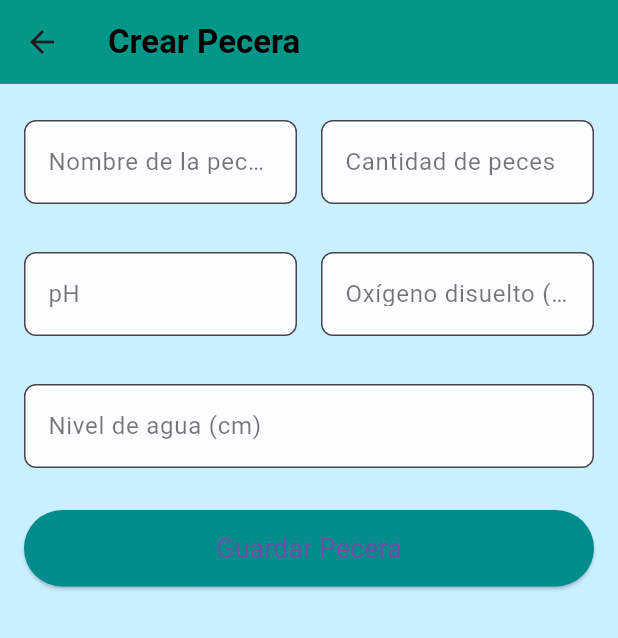
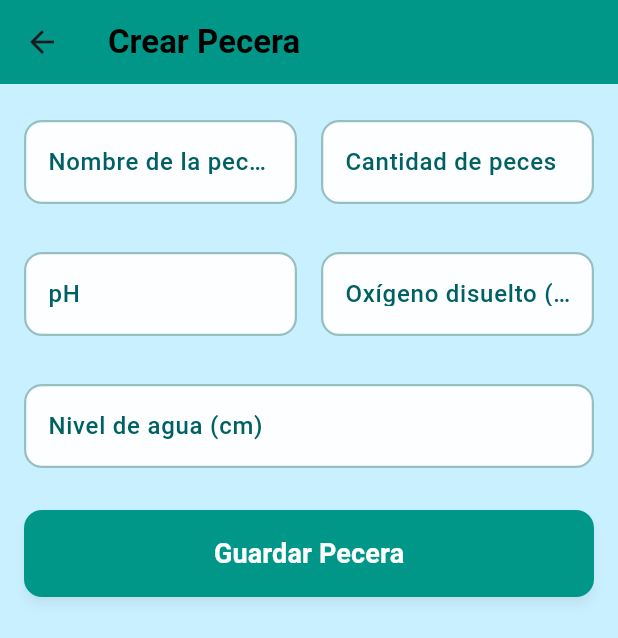
Before and after one commit to Fasaid1/pecera, a Flutter app: the CrearPeceraScreen screen opened directly, on a phone screen of 412 x 824 dp. Shown: the top 638 px of the screen. Run offline on Flutter 3.47's test engine with Material 3 defaults, Android fonts, the phone set to English and light mode, and no system bars; our stand-ins replace flutter_datetime_picker_plus, open_file; missing offline and left inert: excel; network calls fail.

Commit message:
Refactor: Mejora la UI en la creación de peceras
Se han realizado las siguientes mejoras visuales y funcionales:

- **HomeContentScreen:** Se actualiza la lista de peceras después de crear una nueva.
- **CrearPeceraScreen:**
    - Se ha añadido un diálogo de progreso con `CircularProgressIndicator` al crear una pecera, proporcionando retroalimentación visual al usuario.
    - Se ha mejorado el estilo del botón "Guardar Pecera" con colores, padding, forma y elevación actualizados para una mejor apariencia.
    - Se ha refinado el estilo de los campos de texto (`_buildTextField`) con colores de etiqueta, borde y relleno actualizados, así como el estilo del texto ingresado, para una mayor coherencia visual y legibilidad.

```diff
--- a/flutter_application_1/lib/screens/crear_pecera_screen.dart
+++ b/flutter_application_1/lib/screens/crear_pecera_screen.dart
@@ -145,7 +145,33 @@ class _CrearPeceraScreenState extends State<CrearPeceraScreen> {
                 try {
                   showDialog(
                       context: context,
-                      builder: (_) => CircularProgressIndicator());
+                      barrierDismissible: false,
+                      builder: (_) => Dialog(
+                            backgroundColor: Colors.transparent,
+                            child: Container(
+                              padding: const EdgeInsets.all(20),
+                              decoration: BoxDecoration(
+                                color: Colors.white,
+                                borderRadius: BorderRadius.circular(12),
+                              ),
+                              child: Column(
+                                mainAxisSize: MainAxisSize.min,
+                                children: [
+                                  const CircularProgressIndicator(
+                                    color: Color(0xFF009788),
+                                  ),
+                                  const SizedBox(height: 16),
+                                  const Text(
+                                    'Creando pecera...',
+                                    style: TextStyle(
+                                      fontSize: 16,
+                                      fontWeight: FontWeight.w500,
+                                    ),
+                                  ),
+                                ],
+                              ),
+                            ),
+                          ));
                   Pecera? peceraCreada =
                       await _peceraService.createPecera(nuevaPecera);
                   Navigator.pop(context);
@@ -177,11 +203,24 @@ class _CrearPeceraScreenState extends State<CrearPeceraScreen> {
                   print("Error al crear pecera: $e");
                 }
               },
-              child: const Text('Guardar Pecera'),
+              child: const Text(
+                'Guardar Pecera',
+                style: TextStyle(
+                  color: Colors.white,
+                  fontSize: 18,
+                  fontWeight: FontWeight.bold,
+                ),
+              ),
               style: ElevatedButton.styleFrom(
-                backgroundColor: const Color(0xFF008C8C),
-                padding: const EdgeInsets.symmetric(vertical: 15),
-                textStyle: const TextStyle(fontSize: 18),
+                backgroundColor: const Color(0xFF009788),
+                foregroundColor: Colors.white,
+                padding:
+                    const EdgeInsets.symmetric(vertical: 16, horizontal: 24),
+                shape: RoundedRectangleBorder(
+                  borderRadius: BorderRadius.circular(12),
+                ),
+                elevation: 3,
+                shadowColor: Colors.black26,
               ),
             ),
           ],
@@ -192,8 +231,9 @@ class _CrearPeceraScreenState extends State<CrearPeceraScreen> {
 
   Widget _buildTextField(
       TextEditingController controller, String label, String hint) {
-    Color labelColor = Colors.black54;
-    Color floatingLabelColor = Theme.of(context).primaryColor;
+    Color labelColor =
+        const Color(0xFF006064); // Color teal oscuro que combina con el tema
+    Color floatingLabelColor = const Color(0xFF009788); // Color del AppBar
     return Padding(
       padding: const EdgeInsets.symmetric(vertical: 8.0),
       child: TextField(
@@ -205,26 +245,37 @@ class _CrearPeceraScreenState extends State<CrearPeceraScreen> {
           labelText: label,
           labelStyle: TextStyle(
             color: labelColor,
-            fontWeight: FontWeight.normal,
+            fontWeight: FontWeight.w500,
           ),
           floatingLabelStyle: TextStyle(
-            color: floatingLabelColor, // Color del label cuando está enfocado/flotando
-            fontWeight: FontWeight.bold, // Opcional: hacerlo bold cuando flota
+            color: floatingLabelColor,
+            fontWeight: FontWeight.bold,
           ),
           hintText: hint,
+          hintStyle: TextStyle(
+            color: labelColor.withOpacity(0.6),
+          ),
           border: OutlineInputBorder(
-            borderRadius: BorderRadius.circular(8.0),
-            borderSide: BorderSide(color: Colors.grey),
+            borderRadius: BorderRadius.circular(12.0),
+            borderSide: BorderSide(color: labelColor.withOpacity(0.3)),
           ),
-          focusedBorder: OutlineInputBorder( // Color del borde cuando está enfocado
-            borderRadius: BorderRadius.circular(8.0),
-            borderSide: BorderSide(color: Theme.of(context).primaryColor, width: 2.0),
+          enabledBorder: OutlineInputBorder(
+            borderRadius: BorderRadius.circular(12.0),
+            borderSide:
+                BorderSide(color: labelColor.withOpacity(0.4), width: 1.5),
+          ),
+          focusedBorder: OutlineInputBorder(
+            borderRadius: BorderRadius.circular(12.0),
+            borderSide: BorderSide(color: floatingLabelColor, width: 2.0),
           ),
           filled: true,
-          fillColor: Colors.white.withOpacity(0.9),
+          fillColor: Colors.white.withOpacity(0.95),
         ),
-        // El estilo del texto ingresado por el usuario
-        style: TextStyle(color: Colors.black87), // Asegúrate de que el texto ingresado también contraste
+        style: const TextStyle(
+          color:
+              Color(0xFF37474F), // Color de texto más oscuro y elegante
+          fontWeight: FontWeight.w500,
+        ),
       ),
     );
   }
```
Also changed, not shown: flutter_application_1/lib/screens/homeContent_screem.dart (+11 -8 lines).
